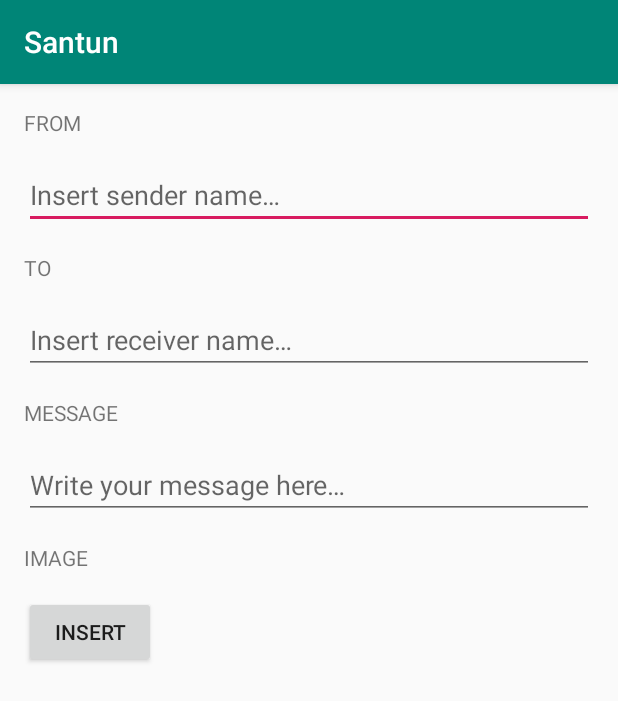
After one commit to laymonage/santun, an Android app: the ComposeActivity screen opened directly, with no data from a screen before it, on a phone screen of 412 x 824 dp. The commit adds this screen. Shown: the top 701 px of the screen. Run offline under Robolectric (Android 15) with nearby library versions, the phone set to English and light mode, and no system bars; our stand-ins replace data binding.

Commit message:
Add ComposeFragment

```diff
--- a/app/src/main/AndroidManifest.xml
+++ b/app/src/main/AndroidManifest.xml
@@ -9,6 +9,7 @@
         android:roundIcon="@mipmap/ic_launcher_round"
         android:supportsRtl="true"
         android:theme="@style/AppTheme">
+        <activity android:name=".ComposeActivity"></activity>
         <activity android:name=".MainActivity">
             <intent-filter>
                 <action android:name="android.intent.action.MAIN" />
--- /dev/null
+++ b/app/src/main/java/id/ac/ui/cs/mobileprogramming/sage/santun/ComposeActivity.kt
@@ -0,0 +1,19 @@
+package id.ac.ui.cs.mobileprogramming.sage.santun
+
+import androidx.appcompat.app.AppCompatActivity
+import android.os.Bundle
+import id.ac.ui.cs.mobileprogramming.sage.santun.ui.compose.ComposeFragment
+
+class ComposeActivity : AppCompatActivity() {
+
+    override fun onCreate(savedInstanceState: Bundle?) {
+        super.onCreate(savedInstanceState)
+        setContentView(R.layout.compose_activity)
+        if (savedInstanceState == null) {
+            supportFragmentManager.beginTransaction()
+                .replace(R.id.container, ComposeFragment.newInstance())
+                .commitNow()
+        }
+    }
+
+}
--- /dev/null
+++ b/app/src/main/java/id/ac/ui/cs/mobileprogramming/sage/santun/ui/compose/ComposeFragment.kt
@@ -0,0 +1,32 @@
+package id.ac.ui.cs.mobileprogramming.sage.santun.ui.compose
+
+import androidx.lifecycle.ViewModelProviders
+import android.os.Bundle
+import androidx.fragment.app.Fragment
+import android.view.LayoutInflater
+import android.view.View
+import android.view.ViewGroup
+import id.ac.ui.cs.mobileprogramming.sage.santun.R
+
+class ComposeFragment : Fragment() {
+
+    companion object {
+        fun newInstance() = ComposeFragment()
+    }
+
+    private lateinit var viewModel: ComposeViewModel
+
+    override fun onCreateView(
+        inflater: LayoutInflater, container: ViewGroup?,
+        savedInstanceState: Bundle?
+    ): View {
+        return inflater.inflate(R.layout.compose_fragment, container, false)
+    }
+
+    override fun onActivityCreated(savedInstanceState: Bundle?) {
+        super.onActivityCreated(savedInstanceState)
+        viewModel = ViewModelProviders.of(this).get(ComposeViewModel::class.java)
+        // TODO: Use the ViewModel
+    }
+
+}
--- /dev/null
+++ b/app/src/main/java/id/ac/ui/cs/mobileprogramming/sage/santun/ui/compose/ComposeViewModel.kt
@@ -0,0 +1,7 @@
+package id.ac.ui.cs.mobileprogramming.sage.santun.ui.compose
+
+import androidx.lifecycle.ViewModel
+
+class ComposeViewModel : ViewModel() {
+    // TODO: Implement the ViewModel
+}
--- /dev/null
+++ b/app/src/main/res/layout/compose_activity.xml
@@ -0,0 +1,7 @@
+<?xml version="1.0" encoding="utf-8"?>
+<FrameLayout xmlns:android="http://schemas.android.com/apk/res/android"
+    xmlns:tools="http://schemas.android.com/tools"
+    android:id="@+id/container"
+    android:layout_width="match_parent"
+    android:layout_height="match_parent"
+    tools:context=".ComposeActivity" />
--- /dev/null
+++ b/app/src/main/res/layout/compose_fragment.xml
@@ -0,0 +1,121 @@
+<?xml version="1.0" encoding="utf-8"?>
+<layout xmlns:android="http://schemas.android.com/apk/res/android"
+    xmlns:app="http://schemas.android.com/apk/res-auto"
+    xmlns:tools="http://schemas.android.com/tools">
+
+    <data>
+
+    </data>
+
+    <androidx.constraintlayout.widget.ConstraintLayout
+        android:id="@+id/form"
+        android:layout_width="match_parent"
+        android:layout_height="match_parent"
+        tools:context=".ui.compose.ComposeFragment">
+
+        <TextView
+            android:id="@+id/fromText"
+            android:layout_width="wrap_content"
+            android:layout_height="wrap_content"
+            android:layout_marginStart="16dp"
+            android:layout_marginLeft="16dp"
+            android:layout_marginTop="16dp"
+            android:text="@string/from"
+            app:layout_constraintStart_toStartOf="parent"
+            app:layout_constraintTop_toTopOf="parent" />
+
+        <EditText
+            android:id="@+id/fromInput"
+            android:layout_width="0dp"
+            android:layout_height="wrap_content"
+            android:layout_marginStart="16dp"
+            android:layout_marginLeft="16dp"
+            android:layout_marginTop="16dp"
+            android:layout_marginEnd="16dp"
+            android:layout_marginRight="16dp"
+            android:ems="10"
+            android:hint="@string/from_hint"
+            android:inputType="textPersonName"
+            app:layout_constraintEnd_toEndOf="parent"
+            app:layout_constraintStart_toStartOf="parent"
+            app:layout_constraintTop_toBottomOf="@+id/fromText" />
+
+        <TextView
+            android:id="@+id/toText"
+            android:layout_width="wrap_content"
+            android:layout_height="wrap_content"
+            android:layout_marginStart="16dp"
+            android:layout_marginLeft="16dp"
+            android:layout_marginTop="16dp"
+            android:text="@string/to"
+            app:layout_constraintStart_toStartOf="parent"
+            app:layout_constraintTop_toBottomOf="@+id/fromInput" />
+
+        <EditText
+            android:id="@+id/toInput"
+            android:layout_width="0dp"
+            android:layout_height="wrap_content"
+            android:layout_marginStart="16dp"
+            android:layout_marginLeft="16dp"
+            android:layout_marginTop="16dp"
+            android:layout_marginEnd="16dp"
+            android:layout_marginRight="16dp"
+            android:ems="10"
+            android:hint="@string/to_hint"
+            android:inputType="textPersonName"
+            app:layout_constraintEnd_toEndOf="parent"
+            app:layout_constraintStart_toStartOf="parent"
+            app:layout_constraintTop_toBottomOf="@+id/toText" />
+
+        <TextView
+            android:id="@+id/messageText"
+            android:layout_width="wrap_content"
+            android:layout_height="wrap_content"
+            android:layout_marginStart="16dp"
+            android:layout_marginLeft="16dp"
+            android:layout_marginTop="16dp"
+            android:text="@string/message"
+            app:layout_constraintStart_toStartOf="parent"
+            app:layout_constraintTop_toBottomOf="@+id/toInput" />
+
+        <EditText
+            android:id="@+id/messageInput"
+            android:layout_width="0dp"
+            android:layout_height="wrap_content"
+            android:layout_marginStart="16dp"
+            android:layout_marginLeft="16dp"
+            android:layout_marginTop="16dp"
+            android:layout_marginEnd="16dp"
+            android:layout_marginRight="16dp"
+            android:ems="10"
+            android:hint="@string/message_hint"
+            android:inputType="textPersonName"
+            android:singleLine="false"
+            app:layout_constraintEnd_toEndOf="parent"
+            app:layout_constraintStart_toStartOf="parent"
+            app:layout_constraintTop_toBottomOf="@+id/messageText" />
+
+        <TextView
+            android:id="@+id/imageText"
+            android:layout_width="wrap_content"
+            android:layout_height="wrap_content"
+            android:layout_marginStart="16dp"
+            android:layout_marginLeft="16dp"
+            android:layout_marginTop="16dp"
+            android:text="@string/image"
+            app:layout_constraintStart_toStartOf="parent"
+            app:layout_constraintTop_toBottomOf="@+id/messageInput" />
+
+        <Button
+            android:id="@+id/button2"
+            android:layout_width="wrap_content"
+            android:layout_height="wrap_content"
+            android:layout_marginStart="16dp"
+            android:layout_marginLeft="16dp"
+            android:layout_marginTop="16dp"
+            android:text="@string/image_button"
+            app:layout_constraintStart_toStartOf="parent"
+            app:layout_constraintTop_toBottomOf="@+id/imageText" />
+
+    </androidx.constraintlayout.widget.ConstraintLayout>
+</layout>
--- a/app/src/main/res/values/strings.xml
+++ b/app/src/main/res/values/strings.xml
@@ -1,4 +1,12 @@
 <resources>
     <string name="app_name">Santun</string>
     <string name="detail_button">Details</string>
+    <string name="from">FROM</string>
+    <string name="from_hint">Insert sender name…</string>
+    <string name="to">TO</string>
+    <string name="to_hint">Insert receiver name…</string>
+    <string name="message">MESSAGE</string>
+    <string name="message_hint">Write your message here…</string>
+    <string name="image">IMAGE</string>
+    <string name="image_button">Insert</string>
 </resources>
```
